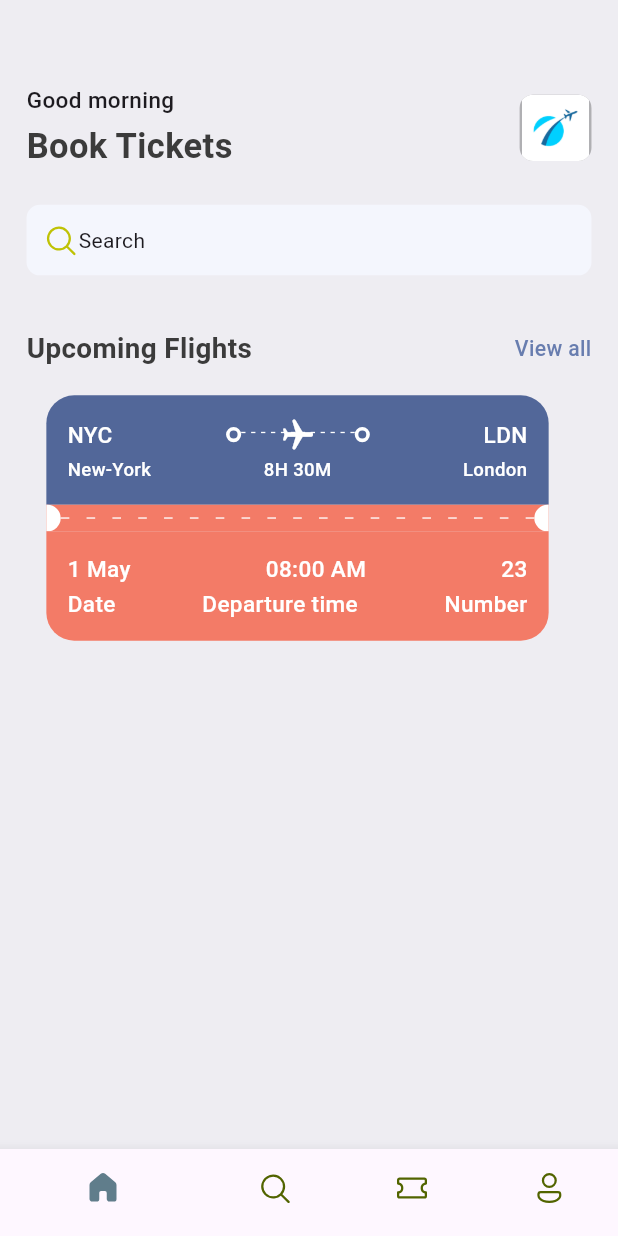
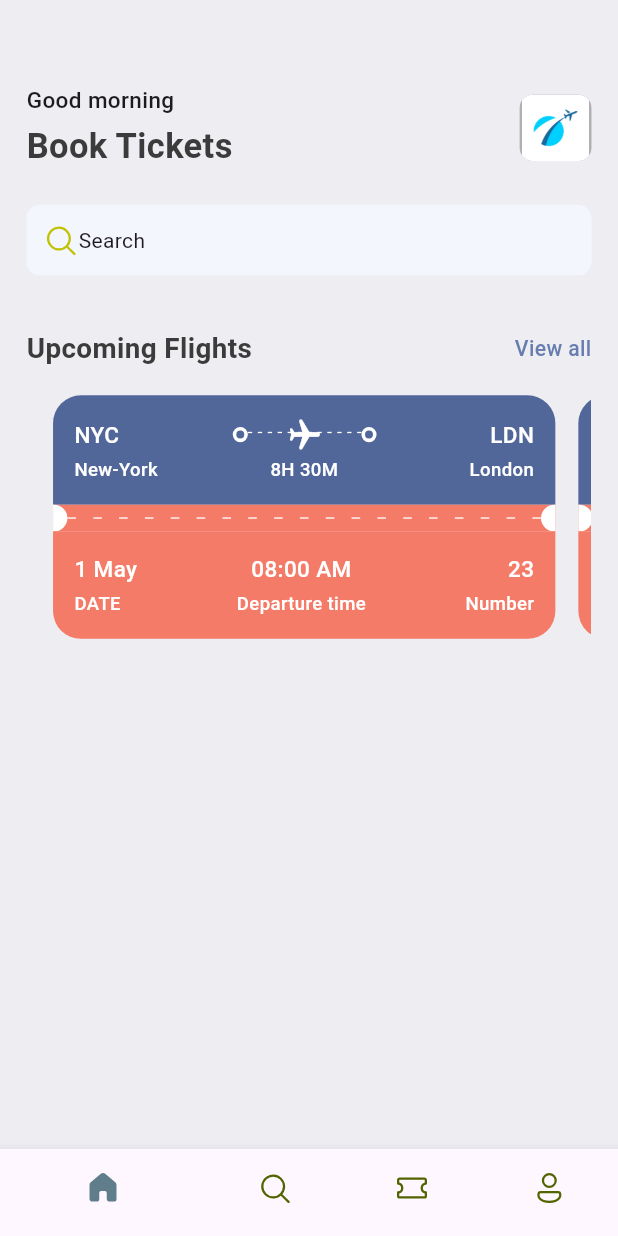
Before and after one commit to jmcfx/ticket_app, a Flutter app: the screen it shows after launch, on a phone screen of 412 x 824 dp. Run offline on Flutter 3.47's test engine with Material 3 defaults, Android fonts, the phone set to English and light mode, and no system bars; our stand-ins replace fluentui_icons, flutter_screenutil, get.

Commit message:
added getX

```diff
--- a/lib/main.dart
+++ b/lib/main.dart
@@ -22,7 +22,7 @@ class MyApp extends StatelessWidget {
           debugShowCheckedModeBanner: false,
           title: 'Ticket App',
           theme: ThemeData(
-            colorScheme: ColorScheme.fromSeed(seedColor: Colors.deepPurple),
+           // colorScheme: ColorScheme.fromSeed(seedColor: Colors.deepPurple),
             useMaterial3: true,
           ),
           home: const BottomNavBar(),
--- /dev/null
+++ b/lib/models/app_info_list.dart
@@ -0,0 +1,18 @@
+List<Map<String, dynamic>> ticketList = [
+  {
+    'from': {'code': 'NYC', 'name': 'New-York'},
+    'to': {'code': "LDN", 'name': "London"},
+    'flying_time': '8H 30M',
+    'date': '1 May',
+    'departure_time': '08:00 AM',
+    'number': 23
+  },
+  {
+    'from': {'code': 'DK', 'name': 'Dhaka'},
+    'to': {'code': 'DEL', 'name': 'Delhi'},
+    'flying_time': '2H 30M',
+    'date': '2 May',
+    'departure_time': '10:00 AM',
+    'number': 45
+  },
+];
--- /dev/null
+++ b/lib/utils/styles/app_layout.dart
@@ -0,0 +1,16 @@
+import 'package:get/route_manager.dart';
+
+class AppLayout {
+  static getScreenHeight() {
+    return Get.height;
+  }
+
+  static getScreenWidth() {
+    return Get.width;
+  }
+
+  static getHeight(double pixels) {
+    double x = getScreenHeight() / pixels;
+    return getScreenHeight()/x;
+  }
+}
--- a/lib/views/screens/home_screen.dart
+++ b/lib/views/screens/home_screen.dart
@@ -1,8 +1,8 @@
 import 'package:fluentui_icons/fluentui_icons.dart';
 import 'package:flutter/material.dart';
 import 'package:flutter_screenutil/flutter_screenutil.dart';
+import 'package:ticket_app/models/app_info_list.dart';
 import 'package:ticket_app/utils/media/media.dart';
-
 import 'package:ticket_app/utils/styles/app_styles.dart';
 import 'package:ticket_app/views/widgets/app_double_text.dart';
 import 'package:ticket_app/views/widgets/ticket_view.dart';
@@ -15,7 +15,7 @@ class HomeScreen extends StatelessWidget {
     return Scaffold(
       backgroundColor: AppStyles.backgroundColor,
       appBar: AppBar(
-        backgroundColor: AppStyles.backgroundColor ,
+        backgroundColor: AppStyles.backgroundColor,
       ),
       body: ListView(
         children: [
@@ -82,10 +82,19 @@ class HomeScreen extends StatelessWidget {
                   bigText: 'Upcoming Flights',
                   smallText: 'View all',
                 ),
-                 SizedBox(
+                SizedBox(
                   height: 20.h,
                 ),
-               const TickView(),
+                SingleChildScrollView(
+                  scrollDirection: Axis.horizontal,
+                  padding: const EdgeInsets.only(left: 20).r,
+                  child: Row(
+                      children: ticketList
+                          .map((value) => TicketView(
+                                ticket: value,
+                              ))
+                          .toList()),
+                ),
               ],
             ),
           ),
--- /dev/null
+++ b/lib/views/widgets/app_column_text_layout.dart
@@ -0,0 +1,30 @@
+import 'package:flutter/material.dart';
+import 'package:flutter_screenutil/flutter_screenutil.dart';
+import 'package:ticket_app/utils/styles/app_styles.dart';
+import 'package:ticket_app/views/widgets/custom_text_style.dart';
+
+class AppColumnTextLayout extends StatelessWidget {
+  const AppColumnTextLayout(
+      {super.key, required this.topText, required this.bottomText, required this.crossAxisAlignment});
+  final String topText, bottomText;
+  final CrossAxisAlignment crossAxisAlignment;
+
+  @override
+  Widget build(BuildContext context) {
+    return Column(
+      crossAxisAlignment: crossAxisAlignment,
+      children: [
+        CustomTextStyle(
+            text: topText,
+            textStyle: AppStyles.headLineStyle3.copyWith(color: Colors.white)),
+        SizedBox(
+          height: 5.h,
+        ),
+        CustomTextStyle(
+          text: bottomText,
+          textStyle: AppStyles.headLineStyle4.copyWith(color: Colors.white),
+        ),
+      ],
+    );
+  }
+}
--- a/lib/views/widgets/app_double_text.dart
+++ b/lib/views/widgets/app_double_text.dart
@@ -16,7 +16,6 @@ class AppDoubleText extends StatelessWidget {
           style: AppStyles.headLineStyle2,
         ),
         InkWell(
-
           onTap: () {},
           child: Text(
             smallText,
--- a/lib/views/widgets/big_dot.dart
+++ b/lib/views/widgets/big_dot.dart
@@ -8,7 +8,7 @@ class BigDot extends StatelessWidget {
     return Container(
       padding: const EdgeInsets.all(3).r,
       decoration: BoxDecoration(
-        border: Border.all(width: 2.5.w, color:Colors.white ),
+        border: Border.all(width: 2.5.w, color:Colors.white, ),
      borderRadius: BorderRadius.circular(20).r
       ),
     );
--- a/lib/views/widgets/ticket_view.dart
+++ b/lib/views/widgets/ticket_view.dart
@@ -2,13 +2,16 @@ import 'package:flutter/material.dart';
 import 'package:flutter/widgets.dart';
 import 'package:flutter_screenutil/flutter_screenutil.dart';
 import 'package:ticket_app/utils/styles/app_styles.dart';
+import 'package:ticket_app/views/widgets/app_column_text_layout.dart';
 import 'package:ticket_app/views/widgets/app_layout_builder_widget.dart';
 import 'package:ticket_app/views/widgets/big_circle.dart';
 import 'package:ticket_app/views/widgets/big_dot.dart';
 import 'package:ticket_app/views/widgets/custom_text_style.dart';
 
-class TickView extends StatelessWidget {
-  const TickView({super.key});
+class TicketView extends StatelessWidget {
+  const  TicketView({super.key, required this.ticket});
+
+  final Map<String, dynamic> ticket;
 
   @override
   Widget build(BuildContext context) {
@@ -36,7 +39,7 @@ class TickView extends StatelessWidget {
                   Row(
                     children: [
                       CustomTextStyle(
-                        text: 'NYC',
+                        text: ticket['from']['code'],
                         textStyle: AppStyles.headLineStyle3
                             .copyWith(color: Colors.white),
                       ),
@@ -67,7 +70,7 @@ class TickView extends StatelessWidget {
                       CustomTextStyle(
                         textStyle: AppStyles.headLineStyle3
                             .copyWith(color: Colors.white),
-                        text: 'LDN',
+                        text: ticket['to']['code'],
                       ),
                     ],
                   ),
@@ -79,14 +82,14 @@ class TickView extends StatelessWidget {
                       SizedBox(
                         width: 100.w,
                         child: CustomTextStyle(
-                          text: 'New-York',
+                          text: ticket['from']['name'],
                           textStyle: AppStyles.headLineStyle4
                               .copyWith(color: Colors.white),
                         ),
                       ),
                       const Spacer(),
                       CustomTextStyle(
-                        text: "8H 30M",
+                        text: ticket['flying_time'],
                         textStyle: AppStyles.headLineStyle4
                             .copyWith(color: Colors.white),
                       ),
@@ -95,7 +98,7 @@ class TickView extends StatelessWidget {
                         width: 100.w,
                         child: CustomTextStyle(
                           textAlign: TextAlign.end,
-                          text: 'London',
+                          text: ticket['to']['name'],
                           textStyle: AppStyles.headLineStyle4
                               .copyWith(color: Colors.white),
                         ),
@@ -114,10 +117,11 @@ class TickView extends StatelessWidget {
                     isRight: false,
                   ),
                   Expanded(
-                      child: AppLayoutBuilderWidget(
-                    randomDivider: 16,
-                    width: 6,
-                  )),
+                    child: AppLayoutBuilderWidget(
+                      randomDivider: 16,
+                      width: 6,
+                    ),
+                  ),
                   BigCircle(
                     isRight: true,
                   )
@@ -134,51 +138,26 @@ class TickView extends StatelessWidget {
                   bottomRight: Radius.circular(21.r),
                 ),
               ),
-              child: Column(
+              child:  Column(
                 children: [
                   //show departure and destination with icons first line ...
                   Row(
+                    mainAxisAlignment: MainAxisAlignment.spaceBetween,
                     children: [
-                      Text(
-                        '1 May',
-                        style: AppStyles.headLineStyle3
-                            .copyWith(color: Colors.white),
+                      AppColumnTextLayout(
+                        topText: ticket['date'],
+                        bottomText: 'DATE',
+                        crossAxisAlignment: CrossAxisAlignment.start,
                       ),
-                      const Spacer(),
-                      CustomTextStyle(
-                        text: '08:00 AM',
-                        textStyle: AppStyles.headLineStyle3
-                            .copyWith(color: Colors.white),
+                      AppColumnTextLayout(
+                        topText: ticket['departure_time'],
+                        bottomText: 'Departure time',
+                        crossAxisAlignment: CrossAxisAlignment.center,
                       ),
-                      const Spacer(),
-                      Text(
-                        '23',
-                        style: AppStyles.headLineStyle3
-                            .copyWith(color: Colors.white),
-                      ),
-                    ],
-                  ),
-                  SizedBox(
-                    height: 3.h,
-                  ),
-                  Row(
-                    children: [
-                      Text(
-                        'Date',
-                        style: AppStyles.headLineStyle3
-                            .copyWith(color: Colors.white),
-                      ),
-                      const Spacer(),
-                      Text(
-                        'Departure time',
-                        style: AppStyles.headLineStyle3
-                            .copyWith(color: Colors.white),
-                      ),
-                      const Spacer(),
-                      Text(
-                        'Number',
-                        style: AppStyles.headLineStyle3
-                            .copyWith(color: Colors.white),
+                      AppColumnTextLayout(
+                        topText:  ticket['number'].toString(),
+                        bottomText: 'Number',
+                        crossAxisAlignment: CrossAxisAlignment.end,
                       ),
                     ],
                   ),
--- a/pubspec.yaml
+++ b/pubspec.yaml
@@ -37,6 +37,7 @@ dependencies:
   cupertino_icons: ^1.0.6
   fluentui_icons: ^1.0.0
   flutter_screenutil: ^5.9.3
+  get: ^4.6.6
 
 dev_dependencies:
   flutter_test:
```
Also changed, not shown: pubspec.lock.
